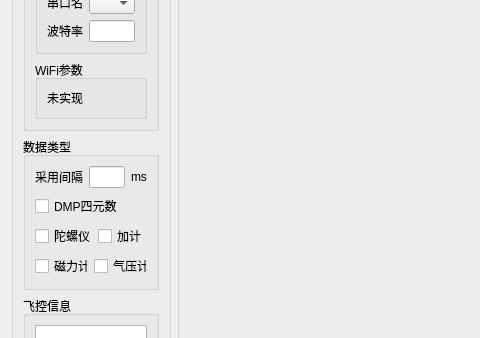
wwkkww1983/flyer, file pc/fc_captureWidget.ui: the form before one commit; both pictures show x 0 to 480 and y 134 to 472 of the 988 by 596 pixel window.
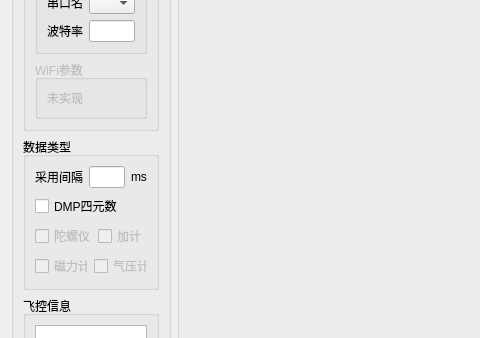
The form after the commit.

```diff
--- a/pc/fc_captureWidget.ui
+++ b/pc/fc_captureWidget.ui
@@ -146,7 +146,7 @@
          <item>
           <widget class="QGroupBox" name="groupBox_2">
            <property name="enabled">
-            <bool>true</bool>
+            <bool>false</bool>
            </property>
            <property name="sizePolicy">
             <sizepolicy hsizetype="Minimum" vsizetype="Minimum">
@@ -226,6 +226,9 @@
             <layout class="QHBoxLayout" name="horizontalLayout_7">
              <item>
               <widget class="QCheckBox" name="checkBox_4">
+               <property name="enabled">
+                <bool>false</bool>
+               </property>
                <property name="text">
                 <string>陀螺仪</string>
                </property>
@@ -233,6 +236,9 @@
              </item>
              <item>
               <widget class="QCheckBox" name="checkBox_3">
+               <property name="enabled">
+                <bool>false</bool>
+               </property>
                <property name="text">
                 <string>加计</string>
                </property>
@@ -244,6 +250,9 @@
             <layout class="QHBoxLayout" name="horizontalLayout_8">
              <item>
               <widget class="QCheckBox" name="checkBox_5">
+               <property name="enabled">
+                <bool>false</bool>
+               </property>
                <property name="text">
                 <string>磁力计</string>
                </property>
@@ -251,6 +260,9 @@
              </item>
              <item>
               <widget class="QCheckBox" name="checkBox_6">
+               <property name="enabled">
+                <bool>false</bool>
+               </property>
                <property name="text">
                 <string>气压计</string>
                </property>
```
Left out of the diff: 17 changed lines with no effect on the pictures.
